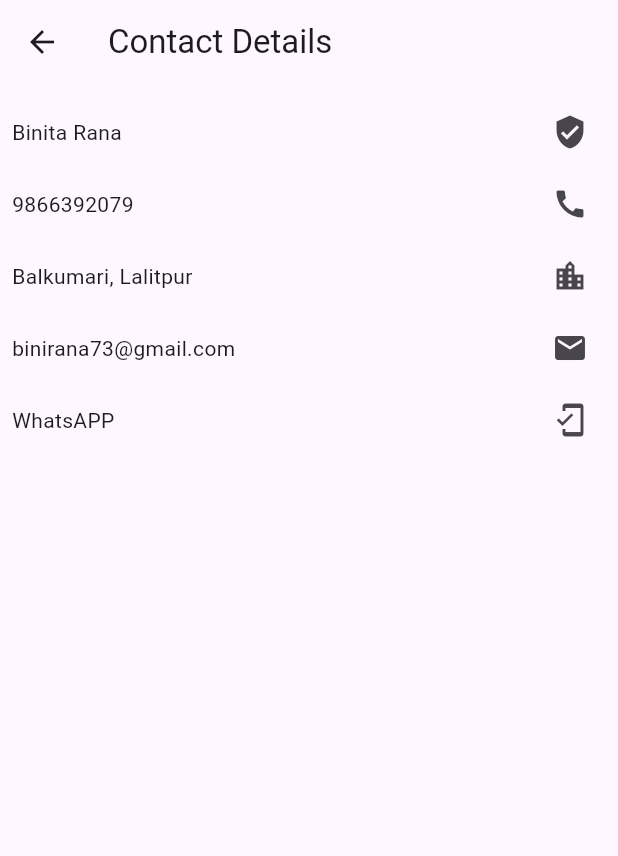
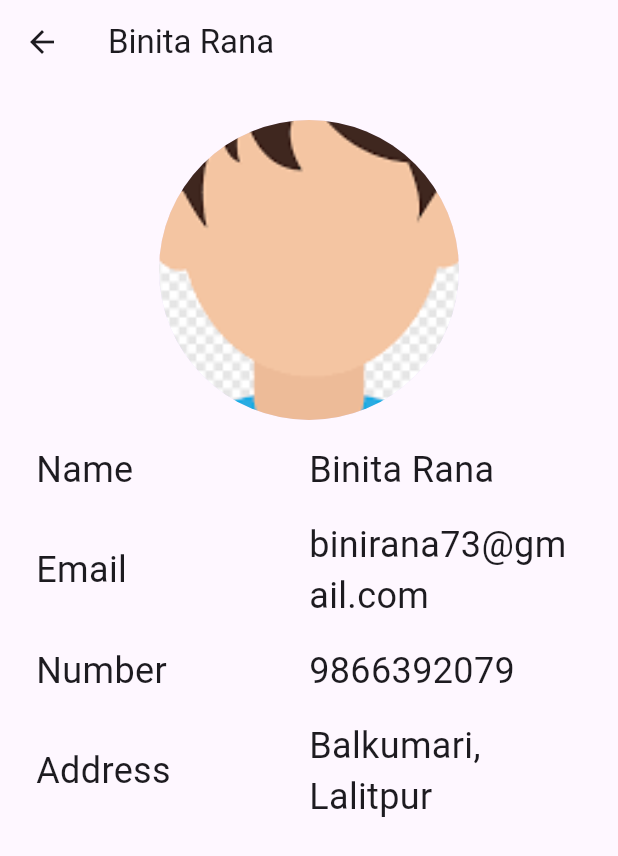
Before and after one commit to nabind47/flutter_training, a Flutter app: the ContactPage screen opened directly, after a tap on "Binita Rana", on a phone screen of 412 x 824 dp. Shown: the top 856 px of the screen. Run offline on Flutter 3.47's test engine with Material 3 defaults, Android fonts, the phone set to English and light mode, and no system bars.

Commit message:
feat: custom widgets

```diff
--- /dev/null
+++ b/lib/constants/app_images.dart
@@ -0,0 +1,4 @@
+class AppImages {
+  static String maleProfileImage = 'assets/contact/boy.png';
+  static String femaleProfileImage = 'assets/contact/girl.png';
+}
--- /dev/null
+++ b/lib/constants/app_methods.dart
@@ -0,0 +1,9 @@
+import 'package:url_launcher/url_launcher.dart';
+
+class AppMethods {
+  static Future<void> launchCaller({required String actionMsg}) async {
+    if (!await launchUrl(Uri.parse(actionMsg))) {
+      throw Exception('Could not launch $actionMsg');
+    }
+  }
+}
--- a/lib/features/contacts/contact_details.dart
+++ b/lib/features/contacts/contact_details.dart
@@ -1,9 +1,12 @@
 import 'package:flutter/material.dart';
+import 'package:flutter_class/constants/app_images.dart';
 import 'package:flutter_class/constants/app_strings.dart';
+import 'package:flutter_class/features/contacts/widgets/contact_row.dart';
 
 class ContactDetails extends StatefulWidget {
-  const ContactDetails({Key? key, required this.index}) : super(key: key);
-  final int index;
+  ContactDetails({required this.index, super.key});
+
+  int index;
 
   @override
   State<ContactDetails> createState() => _ContactDetailsState();
@@ -13,55 +16,43 @@ class _ContactDetailsState extends State<ContactDetails> {
   @override
   Widget build(BuildContext context) {
     return Scaffold(
-      appBar: AppBar(title: const Text("Contact Details")),
+      appBar: AppBar(title: Text(AppString.names[widget.index])),
       body: Padding(
-        padding: const EdgeInsets.all(8.0),
+        padding: const EdgeInsets.all(24.0),
         child: ListView(
-          children: [
-            Column(
-              children: [
-                Row(
-                  mainAxisAlignment: MainAxisAlignment.spaceBetween,
-                  children: [
-                    Text(AppString.names[widget.index]),
-                    IconButton(
-                        onPressed: () {}, icon: const Icon(Icons.verified_user))
-                  ],
-                ),
-                Row(
-                  mainAxisAlignment: MainAxisAlignment.spaceBetween,
-                  children: [
-                    Text(AppString.contacts[widget.index]),
-                    IconButton(onPressed: () {}, icon: const Icon(Icons.call))
-                  ],
-                ),
-                Row(
-                  mainAxisAlignment: MainAxisAlignment.spaceBetween,
-                  children: [
-                    Text(
-                        AppString.addresses[widget.index] ?? "Darchula, Nepal"),
-                    IconButton(
-                        onPressed: () {}, icon: const Icon(Icons.location_city))
-                  ],
-                ),
-                Row(
-                  mainAxisAlignment: MainAxisAlignment.spaceBetween,
-                  children: [
-                    Text(AppString.emails[widget.index]),
-                    IconButton(onPressed: () {}, icon: const Icon(Icons.email))
-                  ],
-                ),
-                Row(
-                  mainAxisAlignment: MainAxisAlignment.spaceBetween,
-                  children: [
-                    Text("WhatsAPP"),
-                    IconButton(
-                        onPressed: () {},
-                        icon: const Icon(Icons.mobile_friendly))
-                  ],
-                ),
-              ],
-            ), //
+          children: <Widget>[
+            // ClipRRect(
+            //   child: Image.asset(AppImages.maleProfileImage),
+            // ),
+
+            CircleAvatar(
+                backgroundImage: AssetImage(AppImages.maleProfileImage),
+                radius: 100),
+            const SizedBox(
+              height: 16.0,
+            ),
+
+            ContactRow(label: "Name", value: AppString.names[widget.index]),
+            const SizedBox(
+              height: 16.0,
+            ),
+
+            ContactRow(label: "Email", value: AppString.emails[widget.index]),
+            const SizedBox(
+              height: 16.0,
+            ),
+            ContactRow(label: "Number", value: AppString.contacts[widget.index]),
+            const SizedBox(
+              height: 16.0,
+            ),
+
+            ContactRow(
+                label: "Address", value: AppString.addresses[widget.index]),
+            const SizedBox(
+              height: 16.0,
+            ),
+
+
           ],
         ),
       ),
--- a/lib/features/contacts/contact_page.dart
+++ b/lib/features/contacts/contact_page.dart
@@ -2,6 +2,8 @@ import 'package:flutter/material.dart';
 import 'package:flutter_class/constants/app_strings.dart';
 import 'package:flutter_class/features/contacts/contact_details.dart';
 import 'package:url_launcher/url_launcher.dart';
+
+import '../../constants/app_methods.dart';
 
 class ContactPage extends StatefulWidget {
   const ContactPage({Key? key}) : super(key: key);
@@ -39,11 +41,7 @@ class _ContactPageState extends State<ContactPage> {
       required String email,
       required String contact,
       String? address}) {
-    Future<void> launchCaller({required String actionMsg}) async {
-      if (!await launchUrl(Uri.parse(actionMsg))) {
-        throw Exception('Could not launch $actionMsg');
-      }
-    }
+
 
     return Padding(
       padding: const EdgeInsets.all(12.0),
@@ -65,12 +63,12 @@ class _ContactPageState extends State<ContactPage> {
               children: [
                 IconButton(
                     onPressed: () {
-                      launchCaller(actionMsg: "tel:+977 $contact");
+                      AppMethods.launchCaller(actionMsg: "tel:+977 $contact");
                     },
                     icon: const Icon(Icons.call)),
                 IconButton(
                     onPressed: () {
-                      launchCaller(actionMsg: "mailto: $email");
+                      AppMethods.launchCaller(actionMsg: "mailto: $email");
                     },
                     icon: const Icon(Icons.mail)),
               ],
--- /dev/null
+++ b/lib/features/contacts/widgets/contact_row.dart
@@ -0,0 +1,27 @@
+import 'package:flutter/material.dart';
+
+class ContactRow extends StatelessWidget {
+  const ContactRow({required this.label,required this.value,super.key});
+
+ final String label, value;
+
+  @override
+  Widget build(BuildContext context) {
+    return Row(
+      children: [
+        Expanded(
+          child: Text(
+            label,
+            style: const TextStyle(fontSize: 24),
+          ),
+        ),
+        Expanded(
+          child: Text(
+            value,
+            style: const TextStyle(fontSize: 24),
+          ),
+        ),
+      ],
+    );
+  }
+}
--- a/pubspec.yaml
+++ b/pubspec.yaml
@@ -63,6 +63,7 @@ flutter:
   # To add assets to your application, add an assets section, like this:
   assets:
      - assets/dashboard/
+     - assets/contact/
   #   - images/a_dot_ham.jpeg
 
   # An image asset can refer to one or more resolution-specific "variants", see
```
Also changed, not shown: assets/contact/boy.png (added), assets/contact/girl.png (added), 1 other file.
